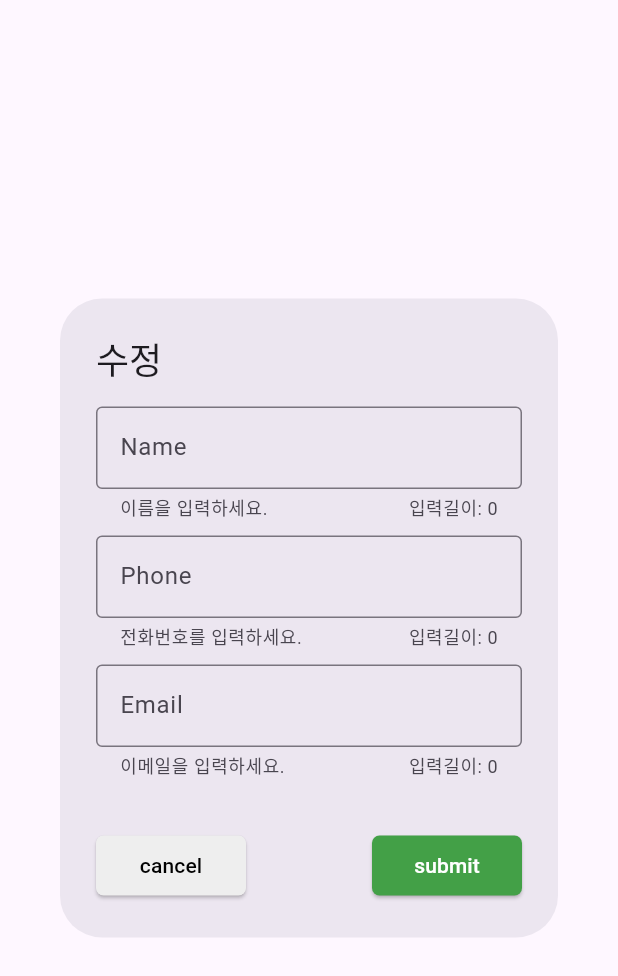
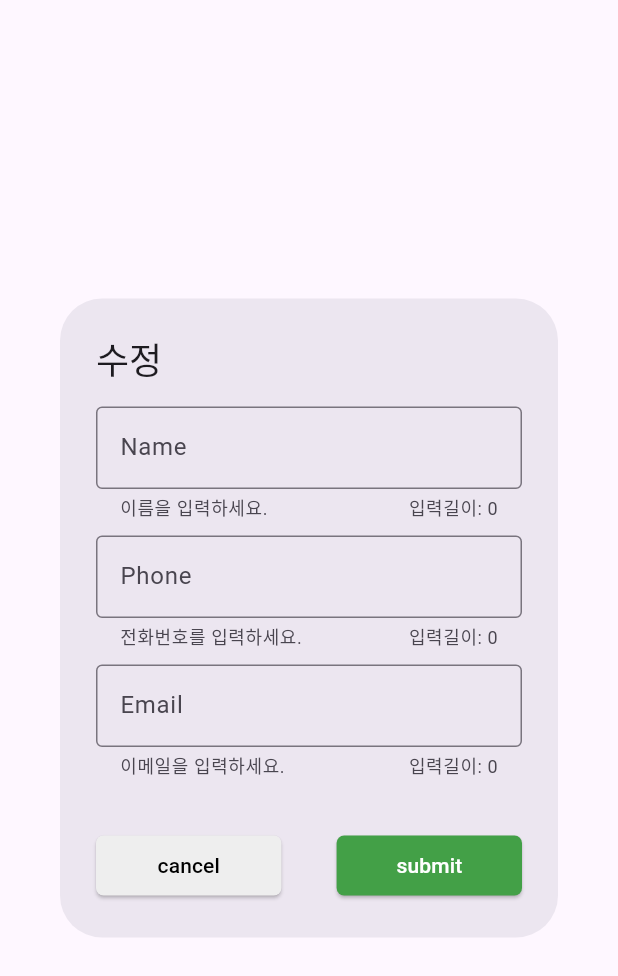
Before and after one commit to Idooru/phone_book, a Flutter app: the EditPhoneBookDialog widget shown alone on an empty page, opened directly with empty values, on a phone screen of 412 x 824 dp. Shown: the top 976 px of the screen. Run offline on Flutter 3.47's test engine with Material 3 defaults, Android fonts, the phone set to English and light mode, and no system bars.

Commit message:
반응형 크기 조정

```diff
--- a/lib/presentation/widgets/edit_phone_book.dart
+++ b/lib/presentation/widgets/edit_phone_book.dart
@@ -101,7 +101,8 @@ class EditPhoneBookState extends State<EditPhoneBookDialog> {
     return AlertDialog(
       title: Text("수정"),
       content: SizedBox(
-        width: MediaQuery.of(context).size.width * 0.8,
+        width: MediaQuery.of(context).size.width * 0.7,
+        child: SingleChildScrollView(
           child: Column(
             mainAxisSize: MainAxisSize.min,
             children: [
@@ -144,6 +145,7 @@ class EditPhoneBookState extends State<EditPhoneBookDialog> {
             ],
           ),
         ),
+      ),
       actions: [
         OverflowBar(
           alignment: MainAxisAlignment.spaceBetween,
@@ -151,7 +153,7 @@ class EditPhoneBookState extends State<EditPhoneBookDialog> {
             ElevatedButton(
               style: ElevatedButton.styleFrom(
                 backgroundColor: const Color.fromARGB(255, 238, 238, 238),
-                fixedSize: Size(100, 40),
+                fixedSize: Size(MediaQuery.of(context).size.width * 0.3, 40),
                 shape: RoundedRectangleBorder(borderRadius: BorderRadius.circular(5)),
               ),
               onPressed: () {
@@ -163,7 +165,7 @@ class EditPhoneBookState extends State<EditPhoneBookDialog> {
             ElevatedButton(
               style: ElevatedButton.styleFrom(
                 backgroundColor: Colors.green[600],
-                fixedSize: Size(100, 40),
+                fixedSize: Size(MediaQuery.of(context).size.width * 0.3, 40),
                 shape: RoundedRectangleBorder(borderRadius: BorderRadius.circular(5)),
               ),
               onPressed: isSubmitAble ? () => pressSubmit(widget.currentUser) : null,
```
Lines whose indentation alone changed are shown as unchanged.
